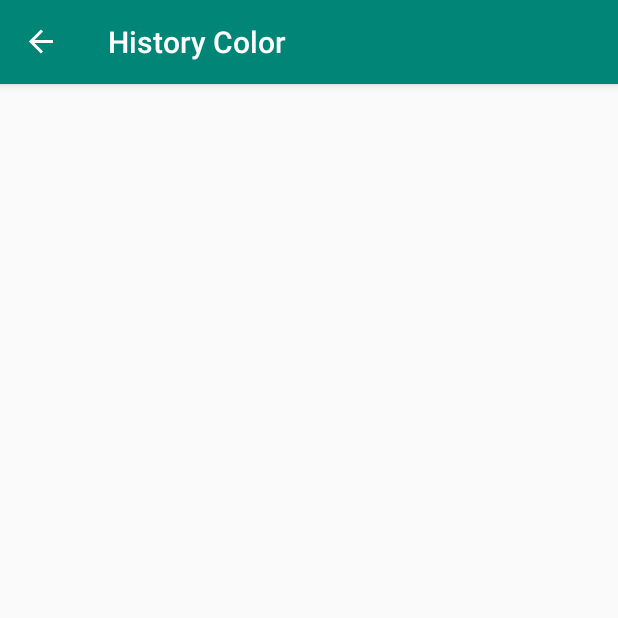
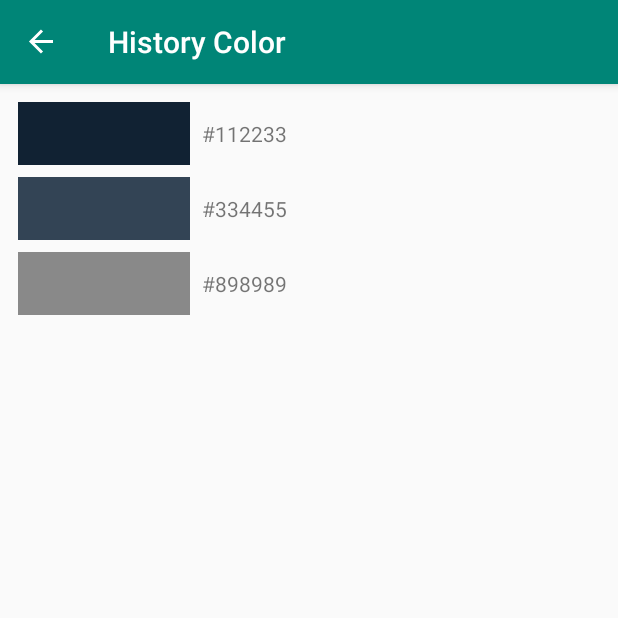
Before and after one commit to woshiyezu/color-copy-camera, an Android app: the HistoryFragment screen opened through its navigation route, on a phone screen of 412 x 824 dp, the top half of it. Run offline under Robolectric (Android 15) with nearby library versions, the phone set to English and light mode, and no system bars; our stand-ins replace data binding, navigation-ui.

Commit message:
add history

```diff
--- a/app/build.gradle
+++ b/app/build.gradle
@@ -3,6 +3,9 @@ apply plugin: 'com.android.application'
 apply plugin: 'kotlin-android'
 
 apply plugin: 'kotlin-android-extensions'
+
+//necessary for room
+apply plugin: 'kotlin-kapt'
 
 //necessary for navigation
 apply plugin: 'androidx.navigation.safeargs'
@@ -24,8 +27,15 @@ android {
             proguardFiles getDefaultProguardFile('proguard-android-optimize.txt'), 'proguard-rules.pro'
         }
     }
+
+    kotlinOptions {
+        jvmTarget = "1.8"
+    }
+
+    dataBinding.enabled = true
 }
 
+def lifeCycleExtensionVersion = '1.1.1'
 def navVersion = '2.1.0-alpha05'
 
 dependencies {
@@ -38,6 +48,9 @@ dependencies {
     androidTestImplementation 'androidx.test.ext:junit:1.1.0'
     androidTestImplementation 'androidx.test.espresso:espresso-core:3.1.1'
 
+    //Lifecycle Extension MVVM
+    implementation "android.arch.lifecycle:extensions:$lifeCycleExtensionVersion"
+
     //navigations
     implementation "androidx.navigation:navigation-fragment-ktx:$navVersion"
     implementation "androidx.navigation:navigation-ui-ktx:$navVersion"
--- /dev/null
+++ b/app/src/main/java/jp/millennium/ncl/colorcopycamera/model/Model.kt
@@ -0,0 +1,3 @@
+package jp.millennium.ncl.colorcopycamera.model
+
+data class RgbColor(val code: String)
--- /dev/null
+++ b/app/src/main/java/jp/millennium/ncl/colorcopycamera/util/Util.kt
@@ -0,0 +1,10 @@
+package jp.millennium.ncl.colorcopycamera.util
+
+import android.graphics.Color
+import android.view.View
+import androidx.databinding.BindingAdapter
+
+@BindingAdapter("android:rgbColor")
+fun rgbColor(view: View, rgbColor:String?){
+    view.setBackgroundColor(Color.parseColor(rgbColor))
+}
--- a/app/src/main/java/jp/millennium/ncl/colorcopycamera/view/HistoryFragment.kt
+++ b/app/src/main/java/jp/millennium/ncl/colorcopycamera/view/HistoryFragment.kt
@@ -5,12 +5,40 @@ import android.view.LayoutInflater
 import android.view.View
 import android.view.ViewGroup
 import androidx.fragment.app.Fragment
+import androidx.lifecycle.Observer
+import androidx.lifecycle.ViewModelProviders
+import androidx.recyclerview.widget.LinearLayoutManager
 import jp.millennium.ncl.colorcopycamera.R
+import jp.millennium.ncl.colorcopycamera.viewmodel.RgbColorViewModel
+import kotlinx.android.synthetic.main.fragment_history.*
 
 class HistoryFragment : Fragment() {
+    private lateinit var viewModel:RgbColorViewModel
+    private val rgbColorListAdapter = RgbColorListAdapter(arrayListOf())
+
     override fun onCreateView(inflater: LayoutInflater, container: ViewGroup?, savedInstanceState: Bundle?): View? {
-        val view = inflater.inflate(R.layout.fragment_history, container, false)
+        return inflater.inflate(R.layout.fragment_history, container, false)
+    }
 
-        return view
+    override fun onViewCreated(view: View, savedInstanceState: Bundle?) {
+        super.onViewCreated(view, savedInstanceState)
+
+        viewModel = ViewModelProviders.of(this).get(RgbColorViewModel::class.java)
+        viewModel.refresh()
+
+        rgbColorList.apply {
+            layoutManager = LinearLayoutManager(context)
+            adapter = rgbColorListAdapter
+        }
+
+        observeViewModel()
+    }
+
+    private fun observeViewModel(){
+        viewModel.rgbColorList.observe(this, Observer {rgbColorList->
+            rgbColorList?.let{
+                rgbColorListAdapter.updateRgbColorList(it)
+            }
+        })
     }
 }
--- /dev/null
+++ b/app/src/main/java/jp/millennium/ncl/colorcopycamera/view/RgbColorClickListener.kt
@@ -0,0 +1,7 @@
+package jp.millennium.ncl.colorcopycamera.view
+
+import android.view.View
+
+interface RgbColorClickListener {
+    fun onRgbColorClicked(v: View)
+}
--- /dev/null
+++ b/app/src/main/java/jp/millennium/ncl/colorcopycamera/view/RgbColorListAdapter.kt
@@ -0,0 +1,48 @@
+package jp.millennium.ncl.colorcopycamera.view
+
+import android.view.LayoutInflater
+import android.view.View
+import android.view.ViewGroup
+import androidx.databinding.DataBindingUtil
+import androidx.recyclerview.widget.RecyclerView
+import jp.millennium.ncl.colorcopycamera.R
+import jp.millennium.ncl.colorcopycamera.databinding.ItemRgbColorBinding
+import jp.millennium.ncl.colorcopycamera.model.RgbColor
+
+class RgbColorListAdapter(private val rgbColorList: ArrayList<RgbColor>) : RecyclerView.Adapter<RgbColorListAdapter.RgbColorViewHolder>() {
+
+    fun updateRgbColorList(newRgbColorList: List<RgbColor>) {
+        rgbColorList.clear()
+        rgbColorList.addAll(newRgbColorList)
+        notifyDataSetChanged()
+    }
+
+    override fun onCreateViewHolder(parent: ViewGroup, viewType: Int): RgbColorViewHolder {
+        val inflater = LayoutInflater.from(parent.context)
+        val view = DataBindingUtil.inflate<ItemRgbColorBinding>(inflater, R.layout.item_rgb_color, parent, false)
+        return RgbColorViewHolder(view)
+    }
+
+    override fun getItemCount(): Int = rgbColorList.size
+
+
+    override fun onBindViewHolder(holder: RgbColorViewHolder, position: Int) {
+        holder.bindData(rgbColorList[position])
+    }
+
+    class RgbColorViewHolder(var view: ItemRgbColorBinding) : RecyclerView.ViewHolder(view.root), RgbColorClickListener {
+
+        fun bindData(item: RgbColor) {
+            view.rgbColor = item
+            view.listener = this
+        }
+
+        override fun onRgbColorClicked(v: View) {
+            /*val uuid = v.dogId.text.toString().toInt()
+            val action = ListFragmentDirections.actionDetailFragment()
+            action.dogUuid = uuid
+            Navigation.findNavController(v).navigate(action)*/
+        }
+    }
+
+}
--- /dev/null
+++ b/app/src/main/java/jp/millennium/ncl/colorcopycamera/viewmodel/RgbColorViewModel.kt
@@ -0,0 +1,23 @@
+package jp.millennium.ncl.colorcopycamera.viewmodel
+
+import androidx.lifecycle.MutableLiveData
+import androidx.lifecycle.ViewModel
+import jp.millennium.ncl.colorcopycamera.model.RgbColor
+
+class RgbColorViewModel:ViewModel() {
+
+    val rgbColorList = MutableLiveData<List<RgbColor>>()
+
+    fun refresh(){
+        val newRgbColorList: MutableList<RgbColor> = mutableListOf()
+        newRgbColorList.add(RgbColor("#112233"))
+        newRgbColorList.add(RgbColor("#334455"))
+        newRgbColorList.add(RgbColor("#898989"))
+        rgbColorListRetrived(newRgbColorList)
+    }
+
+    private fun rgbColorListRetrived(newRgbColorList:List<RgbColor>) {
+        rgbColorList.value = newRgbColorList
+    }
+
+}
--- a/app/src/main/res/layout/fragment_history.xml
+++ b/app/src/main/res/layout/fragment_history.xml
@@ -1,8 +1,22 @@
 <?xml version="1.0" encoding="utf-8"?>
-<androidx.constraintlayout.widget.ConstraintLayout xmlns:android="http://schemas.android.com/apk/res/android"
-    android:layout_width="match_parent"
-    android:layout_height="match_parent"
-    xmlns:tools="http://schemas.android.com/tools"
-    tools:context=".view.HistoryFragment">
+<layout xmlns:android="http://schemas.android.com/apk/res/android"
+    xmlns:app="http://schemas.android.com/apk/res-auto">
 
-</androidx.constraintlayout.widget.ConstraintLayout>
+    <androidx.constraintlayout.widget.ConstraintLayout
+        android:layout_width="match_parent"
+        android:layout_height="match_parent">
+        <androidx.recyclerview.widget.RecyclerView
+            android:id="@+id/rgbColorList"
+            android:layout_width="0dp"
+            android:layout_height="0dp"
+            android:layout_marginTop="8dp"
+            android:layout_marginBottom="8dp"
+            app:layout_constraintEnd_toEndOf="parent"
+            app:layout_constraintTop_toTopOf="parent"
+            app:layout_constraintStart_toStartOf="parent"
+            app:layout_constraintBottom_toBottomOf="parent"
+            android:layout_marginStart="8dp"
+            android:layout_marginEnd="8dp"
+            />
+    </androidx.constraintlayout.widget.ConstraintLayout>
+</layout>
--- /dev/null
+++ b/app/src/main/res/layout/item_rgb_color.xml
@@ -0,0 +1,39 @@
+<?xml version="1.0" encoding="utf-8"?>
+<layout xmlns:android="http://schemas.android.com/apk/res/android">
+
+    <data>
+        <variable
+            name="rgbColor"
+            type="jp.millennium.ncl.colorcopycamera.model.RgbColor"/>
+
+        <variable
+            name="listener"
+            type="jp.millennium.ncl.colorcopycamera.view.RgbColorClickListener"/>
+    </data>
+
+    <LinearLayout
+        android:orientation="horizontal"
+        android:layout_width="match_parent"
+        android:onClick="@{listener::onRgbColorClicked}"
+        android:layout_height="50dp">
+
+        <View
+            android:layout_width="0dp"
+            android:layout_height="wrap_content"
+            android:layout_weight="0.3"
+            android:layout_margin="4dp"
+            android:rgbColor="@{rgbColor.code}" />
+
+        <TextView
+            android:id="@+id/rgbColorCode"
+            android:layout_width="0dp"
+            android:layout_height="wrap_content"
+            android:layout_weight="0.7"
+            android:layout_marginStart="4dp"
+            android:layout_marginLeft="4dp"
+            android:layout_gravity="center_vertical"
+            android:text="@{rgbColor.code}" />
+
+    </LinearLayout>
+
+</layout>
```
